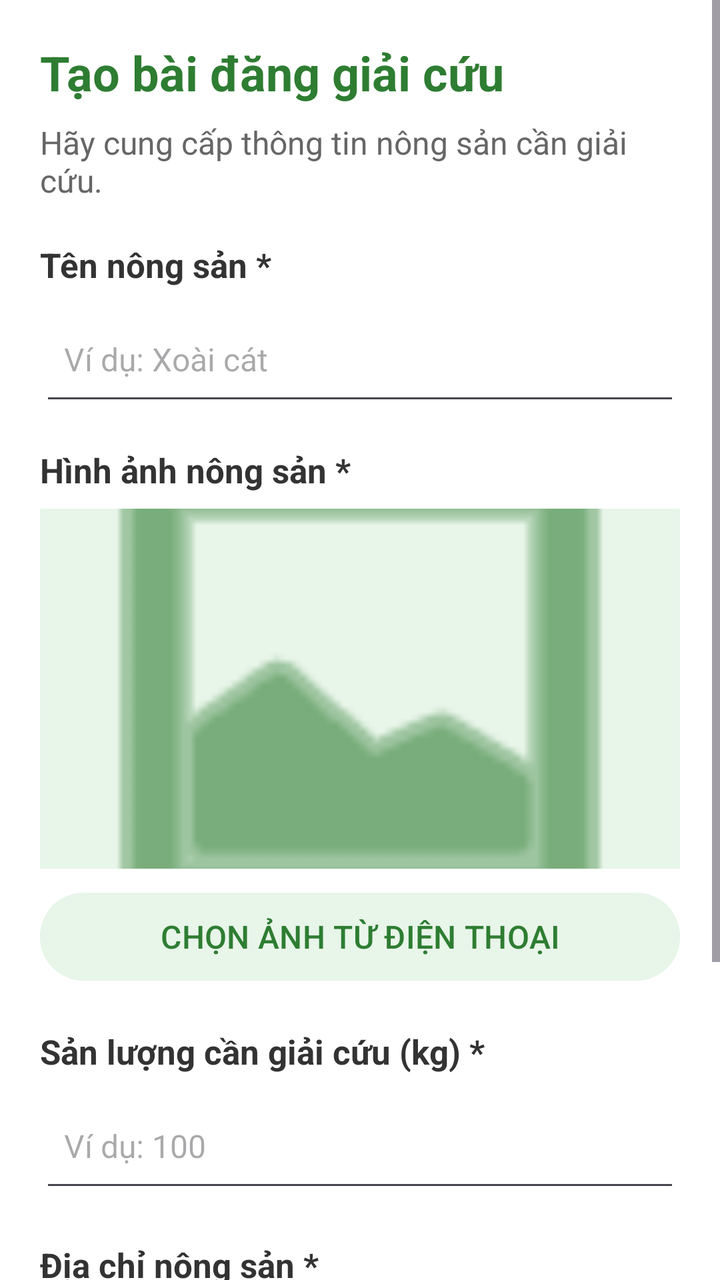
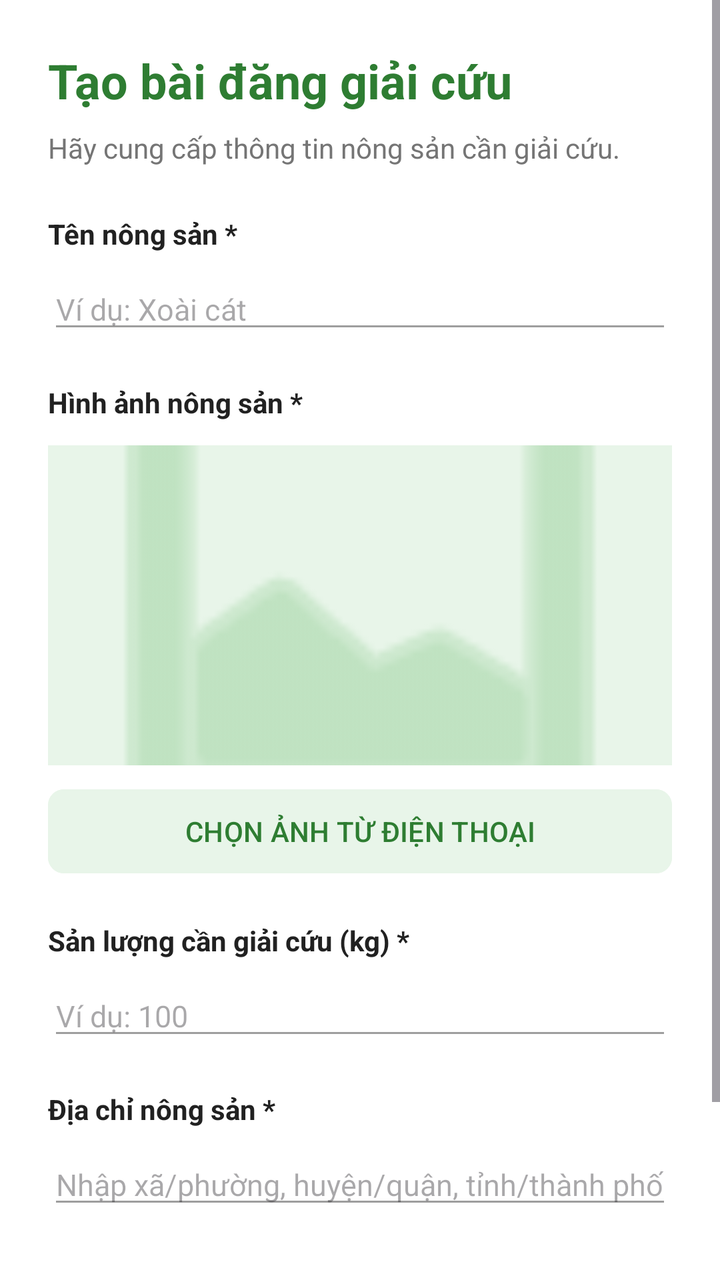

Before-and-after screenshots of an Android layout around one commit, followed by the original layout XML and the change that was made.
<!-- AndroidManifest.xml: application theme Theme.AgriFoodsHelper -->
<!-- res/layout/fragment_create_report.xml -->
<?xml version="1.0" encoding="utf-8"?>
<ScrollView xmlns:android="http://schemas.android.com/apk/res/android"
    xmlns:app="http://schemas.android.com/apk/res-auto"
    android:layout_width="match_parent"
    android:layout_height="match_parent"
    android:background="#FFFFFF"
    android:fillViewport="true">

    <LinearLayout
        android:layout_width="match_parent"
        android:layout_height="wrap_content"
        android:orientation="vertical"
        android:padding="20dp">

        <TextView
            android:layout_width="match_parent"
            android:layout_height="wrap_content"
            android:text="Tạo bài đăng giải cứu"
            android:textColor="#2E7D32"
            android:textSize="24sp"
            android:textStyle="bold"
            android:paddingBottom="8dp" />

        <TextView
            android:layout_width="match_parent"
            android:layout_height="wrap_content"
            android:text="Hãy cung cấp thông tin nông sản cần giải cứu."
            android:textColor="#666666"
            android:textSize="16sp"
            android:layout_marginBottom="20dp" />

        <TextView
            android:layout_width="match_parent"
            android:layout_height="wrap_content"
            android:text="Tên nông sản *"
            android:textColor="#333333"
            android:textSize="17sp"
            android:textStyle="bold" />

        <EditText
            android:id="@+id/edtProductName"
            android:layout_width="match_parent"
            android:layout_height="56dp"
            android:layout_marginTop="8dp"
            android:layout_marginBottom="16dp"
            android:hint="Ví dụ: Xoài cát"
            android:inputType="textCapSentences"
            android:padding="12dp"
            android:textSize="16sp" />

        <TextView
            android:layout_width="match_parent"
            android:layout_height="wrap_content"
            android:text="Hình ảnh nông sản *"
            android:textColor="#333333"
            android:textSize="17sp"
            android:textStyle="bold" />

        <ImageView
            android:id="@+id/imgProductPreview"
            android:layout_width="match_parent"
            android:layout_height="180dp"
            android:layout_marginTop="8dp"
            android:background="#E8F5E9"
            android:src="@android:drawable/ic_menu_gallery"
            app:tint="#2E7D32"
            android:scaleType="centerCrop"
            android:contentDescription="Ảnh nông sản" />

        <Button
            android:id="@+id/btnChooseImage"
            android:layout_width="match_parent"
            android:layout_height="52dp"
            android:layout_marginTop="8dp"
            android:layout_marginBottom="20dp"
            android:backgroundTint="#E8F5E9"
            android:text="CHỌN ẢNH TỪ ĐIỆN THOẠI"
            android:textColor="#2E7D32"
            android:textSize="16sp" />

        <TextView
            android:layout_width="match_parent"
            android:layout_height="wrap_content"
            android:text="Sản lượng cần giải cứu (kg) *"
            android:textColor="#333333"
            android:textSize="17sp"
            android:textStyle="bold" />

        <EditText
            android:id="@+id/edtQuantity"
            android:layout_width="match_parent"
            android:layout_height="56dp"
            android:layout_marginTop="8dp"
            android:layout_marginBottom="20dp"
            android:hint="Ví dụ: 100"
            android:inputType="numberDecimal"
            android:padding="12dp"
            android:textSize="16sp" />

        <TextView
            android:layout_width="match_parent"
            android:layout_height="wrap_content"
            android:text="Địa chỉ nông sản *"
            android:textColor="#333333"
            android:textSize="17sp"
            android:textStyle="bold" />

        <EditText
            android:id="@+id/edtAddress"
            android:layout_width="match_parent"
            android:layout_height="100dp"
            android:layout_marginTop="8dp"
            android:layout_marginBottom="24dp"
            android:gravity="top"
            android:hint="Nhập xã/phường, huyện/quận, tỉnh/thành phố"
            android:inputType="textCapSentences|textMultiLine"
            android:padding="12dp"
            android:textSize="16sp" />

        <Button
            android:id="@+id/btnCreateReport"
            android:layout_width="match_parent"
            android:layout_height="56dp"
            android:backgroundTint="#2E7D32"
            android:text="ĐĂNG BÀI GIẢI CỨU"
            android:textColor="#FFFFFF"
            android:textSize="18sp"
            android:textStyle="bold" />

    </LinearLayout>
</ScrollView>
<!-- resources referenced by this layout -->
<resources>
  <style name="Theme.AgriFoodsHelper" parent="Base.Theme.AgriFoodsHelper" />
  <style name="Base.Theme.AgriFoodsHelper" parent="Theme.Material3.DayNight.NoActionBar">
          
      </style>
</resources>

<!-- the commit's change to res/layout/fragment_create_report.xml (unified diff, before → after) -->
@@ -10,122 +10,125 @@
         android:layout_width="match_parent"
         android:layout_height="wrap_content"
         android:orientation="vertical"
-        android:padding="20dp">
+        android:padding="24dp">
 
+        
         <TextView
             android:layout_width="match_parent"
             android:layout_height="wrap_content"
             android:text="Tạo bài đăng giải cứu"
             android:textColor="#2E7D32"
             android:textSize="24sp"
-            android:textStyle="bold"
-            android:paddingBottom="8dp" />
+            android:textStyle="bold" />
 
         <TextView
             android:layout_width="match_parent"
             android:layout_height="wrap_content"
+            android:layout_marginTop="8dp"
             android:text="Hãy cung cấp thông tin nông sản cần giải cứu."
-            android:textColor="#666666"
-            android:textSize="16sp"
-            android:layout_marginBottom="20dp" />
+            android:textColor="#757575"
+            android:textSize="14sp" />
 
+        
         <TextView
-            android:layout_width="match_parent"
+            android:layout_width="wrap_content"
             android:layout_height="wrap_content"
+            android:layout_marginTop="24dp"
             android:text="Tên nông sản *"
-            android:textColor="#333333"
-            android:textSize="17sp"
+            android:textColor="#212121"
             android:textStyle="bold" />
 
         <EditText
-            android:id="@+id/edtProductName"
-            android:layout_width="match_parent"
-            android:layout_height="56dp"
-            android:layout_marginTop="8dp"
-            android:layout_marginBottom="16dp"
-            android:hint="Ví dụ: Xoài cát"
-            android:inputType="textCapSentences"
-            android:padding="12dp"
-            android:textSize="16sp" />
-
-        <TextView
+            android:id="@+id/edtCampaignTitle"
             android:layout_width="match_parent"
             android:layout_height="wrap_content"
+            android:layout_marginTop="8dp"
+            android:backgroundTint="#9E9E9E"
+            android:hint="Ví dụ: Xoài cát"
+            android:inputType="text"
+            android:textSize="15sp" />
+
+        
+        <TextView
+            android:layout_width="wrap_content"
+            android:layout_height="wrap_content"
+            android:layout_marginTop="20dp"
             android:text="Hình ảnh nông sản *"
-            android:textColor="#333333"
-            android:textSize="17sp"
+            android:textColor="#212121"
             android:textStyle="bold" />
 
         <ImageView
-            android:id="@+id/imgProductPreview"
+            android:id="@+id/imgCampaignPhoto"
             android:layout_width="match_parent"
-            android:layout_height="180dp"
+            android:layout_height="160dp"
+            android:layout_marginTop="12dp"
+            android:background="#E8F5E9"
+            android:scaleType="centerCrop"
+            android:src="@android:drawable/ic_menu_gallery"
+            app:tint="#A5D6A7" />
+
+        <com.google.android.material.button.MaterialButton
+            android:id="@+id/btnPickImage"
+            android:layout_width="match_parent"
+            android:layout_height="50dp"
             android:layout_marginTop="8dp"
-            android:background="#E8F5E9"
-            android:src="@android:drawable/ic_menu_gallery"
-            app:tint="#2E7D32"
-            android:scaleType="centerCrop"
-            android:contentDescription="Ảnh nông sản" />
-
-        <Button
-            android:id="@+id/btnChooseImage"
-            android:layout_width="match_parent"
-            android:layout_height="52dp"
-            android:layout_marginTop="8dp"
-            android:layout_marginBottom="20dp"
             android:backgroundTint="#E8F5E9"
             android:text="CHỌN ẢNH TỪ ĐIỆN THOẠI"
             android:textColor="#2E7D32"
-            android:textSize="16sp" />
+            app:cornerRadius="8dp"
+            app:elevation="0dp" />
 
+        
         <TextView
-            android:layout_width="match_parent"
+            android:layout_width="wrap_content"
             android:layout_height="wrap_content"
+            android:layout_marginTop="20dp"
             android:text="Sản lượng cần giải cứu (kg) *"
-            android:textColor="#333333"
-            android:textSize="17sp"
+            android:textColor="#212121"
             android:textStyle="bold" />
 
         <EditText
-            android:id="@+id/edtQuantity"
+            android:id="@+id/edtCampaignQuantity"
             android:layout_width="match_parent"
-            android:layout_height="56dp"
+            android:layout_height="wrap_content"
             android:layout_marginTop="8dp"
-            android:layout_marginBottom="20dp"
+            android:backgroundTint="#9E9E9E"
             android:hint="Ví dụ: 100"
             android:inputType="numberDecimal"
-            android:padding="12dp"
-            android:textSize="16sp" />
+            android:textSize="15sp" />
 
+        
         <TextView
-            android:layout_width="match_parent"
+            android:layout_width="wrap_content"
             android:layout_height="wrap_content"
+            android:layout_marginTop="20dp"
             android:text="Địa chỉ nông sản *"
-            android:textColor="#333333"
-            android:textSize="17sp"
+            android:textColor="#212121"
             android:textStyle="bold" />
 
         <EditText
-            android:id="@+id/edtAddress"
+            android:id="@+id/edtCampaignAddress"
             android:layout_width="match_parent"
-            android:layout_height="100dp"
+            android:layout_height="wrap_content"
             android:layout_marginTop="8dp"
+            android:backgroundTint="#9E9E9E"
+            android:hint="Nhập xã/phường, huyện/quận, tỉnh/thành phố"
+            android:inputType="textPostalAddress"
+            android:textSize="15sp" />
+
+        
+        <com.google.android.material.button.MaterialButton
+            android:id="@+id/btnSubmitCampaign"
+            android:layout_width="match_parent"
+            android:layout_height="54dp"
+            android:layout_marginTop="32dp"
             android:layout_marginBottom="24dp"
-            android:gravity="top"
-            android:hint="Nhập xã/phường, huyện/quận, tỉnh/thành phố"
-            android:inputType="textCapSentences|textMultiLine"
-            android:padding="12dp"
-            android:textSize="16sp" />
-
-        <Button
-            android:id="@+id/btnCreateReport"
-            android:layout_width="match_parent"
-            android:layout_height="56dp"
             android:backgroundTint="#2E7D32"
-            android:text="ĐĂNG BÀI GIẢI CỨU"
+            android:text="Gửi yêu cầu giải cứu"
             android:textColor="#FFFFFF"
-            android:textSize="18sp"
-            android:textStyle="bold" />
+            android:textSize="16sp"
+            android:textStyle="bold"
+            app:cornerRadius="8dp" />
 
     </LinearLayout>
 </ScrollView>
